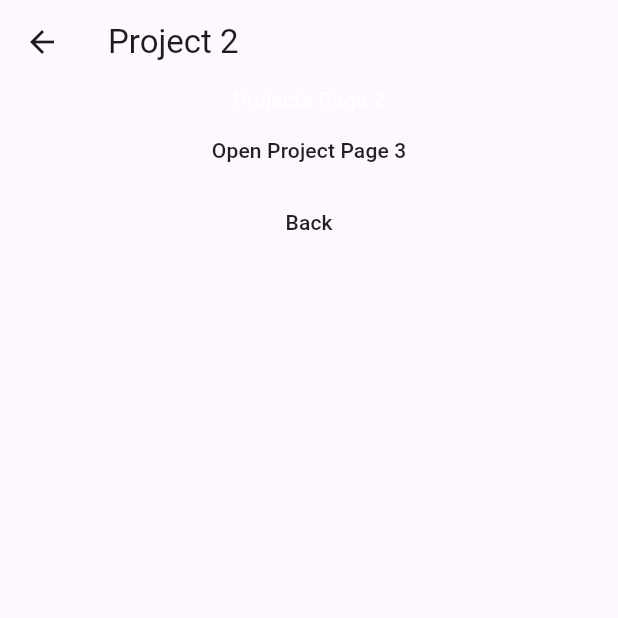
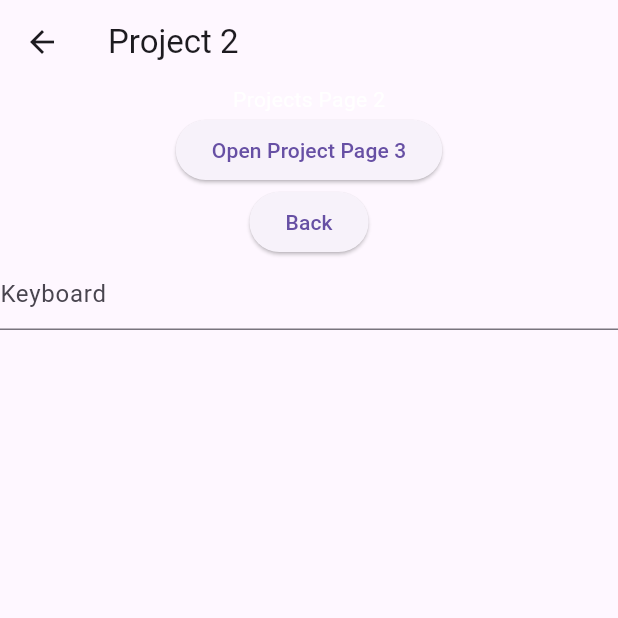
Before and after one commit to rayliverified/NavigationUtils, a Flutter app: the screen it shows after launch, after a tap on "Open Project Named", on a phone screen of 412 x 824 dp, the top half of it. Run offline on Flutter 3.47's test engine with Material 3 defaults, Android fonts, the phone set to English and light mode, and no system bars; our stand-ins replace cloud_firestore, firebase_auth, firebase_core, get_it, google_sign_in, shared_preferences and 1 more; missing offline and left inert: simple_gravatar; accounts and stored records are empty.

Commit message:
Update Examples

```diff
--- a/example/lib/main.dart
+++ b/example/lib/main.dart
@@ -108,14 +108,20 @@ class _ProjectPageState extends State<ProjectPage> {
           children: [
             Text('Projects Page ${widget.id}',
                 style: const TextStyle(color: Colors.white)),
-            MaterialButton(
+            ElevatedButton(
               onPressed: () => NavigationManager.instance.push(ProjectPage.name,
                   pathParameters: {'id': (widget.id + 1).toString()}),
               child: Text('Open Project Page ${(widget.id + 1).toString()}'),
             ),
-            MaterialButton(
+            ElevatedButton(
                 onPressed: () => NavigationManager.instance.pop(),
                 child: const Text('Back')),
+            TextField(
+              onChanged: (value) {},
+              decoration: InputDecoration(
+                hintText: 'Keyboard ',
+              ),
+            ),
           ],
         ),
       ),
```
Also changed, not shown: example/lib/test_navigator_rebuild_minimal_issue.dart (+18 -2 lines).
